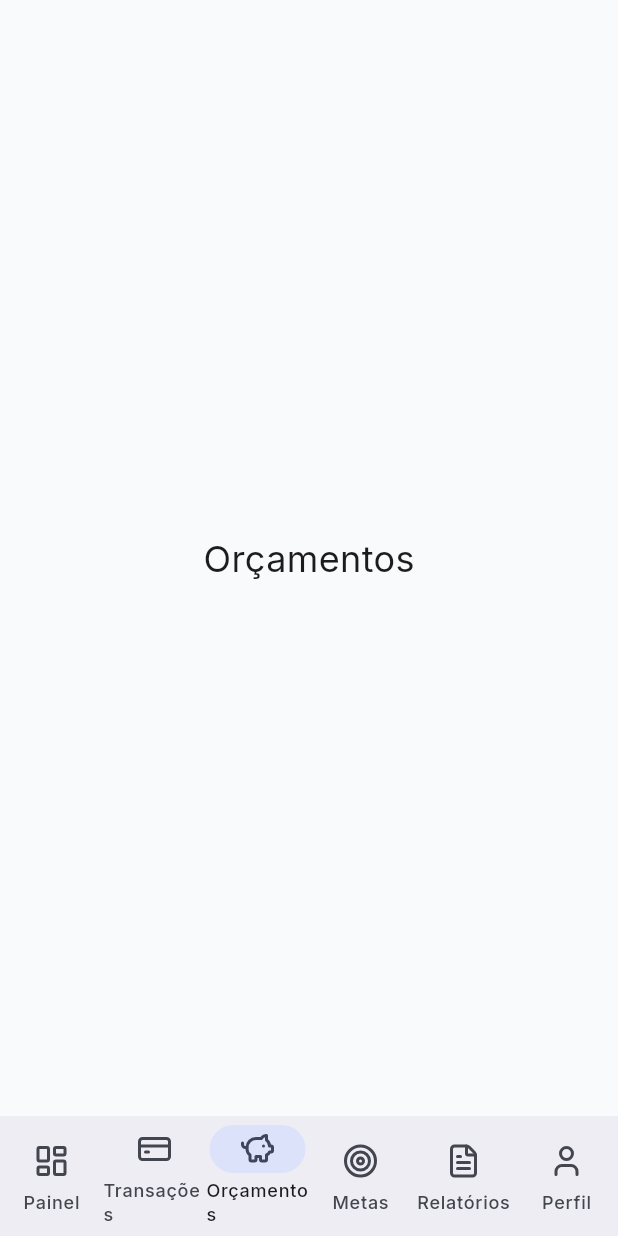
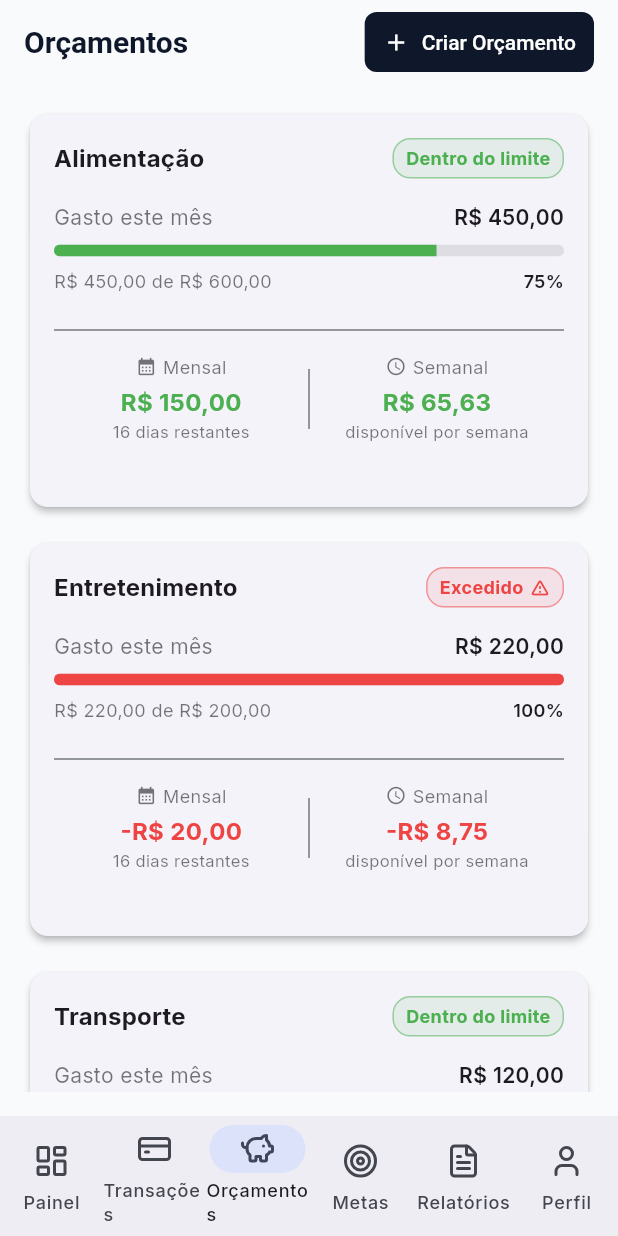
Before and after one commit to Isabela-CP/PlanejaAi, a Flutter app: the BudgetsScreen screen opened by its route, on a phone screen of 412 x 824 dp. Run offline on Flutter 3.47's test engine with Material 3 defaults, Android fonts, the phone set to English and light mode, and no system bars; drawn by our look-alikes of flutter_animate; our stand-ins replace fl_chart, go_router, google_fonts, lucide_icons.

Commit message:
feat: implementar tela de orçamentos e indicadores de progresso

```diff
--- /dev/null
+++ b/planeja_ai/lib/core/models/budget.dart
@@ -0,0 +1,42 @@
+class Budget {
+  final String id;
+  final String category;
+  final double monthlyLimit;
+  final double spent;
+  final DateTime createdAt;
+
+  Budget({
+    required this.id,
+    required this.category,
+    required this.monthlyLimit,
+    required this.spent,
+    required this.createdAt,
+  });
+
+  double get progressPercentage {
+    if (monthlyLimit == 0) return 100.0;
+    return (spent / monthlyLimit * 100).clamp(0.0, 100.0);
+  }
+
+  double get monthlyRemaining => monthlyLimit - spent;
+
+  int get daysLeftInMonth {
+    final now = DateTime.now();
+    final nextMonth = DateTime(now.year, now.month + 1, 1);
+    return nextMonth.difference(now).inDays;
+  }
+
+  double get weeklyRemaining {
+    final daysLeft = daysLeftInMonth;
+    final weeksLeft = daysLeft / 7.0;
+    if (weeksLeft <= 0) return monthlyRemaining;
+    return monthlyRemaining / weeksLeft;
+  }
+
+  String get statusLabel {
+    final ratio = spent / monthlyLimit;
+    if (ratio >= 1.0) return 'Excedido';
+    if (ratio >= 0.8) return 'Atenção';
+    return 'Dentro do limite';
+  }
+}
--- a/planeja_ai/lib/screens/budgets_screen.dart
+++ b/planeja_ai/lib/screens/budgets_screen.dart
@@ -1,13 +1,141 @@
 import 'package:flutter/material.dart';
+import 'package:flutter_animate/flutter_animate.dart';
+import '../core/models/budget.dart';
+import '../widgets/budget_card.dart';
+import '../widgets/budget_form.dart';
 
-class BudgetsScreen extends StatelessWidget {
-  const BudgetsScreen({super.key});
+class BudgetsScreen extends StatefulWidget {
+  const BudgetsScreen({Key? key}) : super(key: key);
+
+  @override
+  State<BudgetsScreen> createState() => _BudgetsScreenState();
+}
+
+class _BudgetsScreenState extends State<BudgetsScreen> {
+  bool _showForm = false;
+
+  final List<Budget> _budgets = [
+    Budget(
+      id: '1',
+      category: 'Alimentação',
+      monthlyLimit: 600,
+      spent: 450,
+      createdAt: DateTime(2025, 1, 1),
+    ),
+    Budget(
+      id: '2',
+      category: 'Entretenimento',
+      monthlyLimit: 200,
+      spent: 220,
+      createdAt: DateTime(2025, 1, 1),
+    ),
+    Budget(
+      id: '3',
+      category: 'Transporte',
+      monthlyLimit: 400,
+      spent: 120,
+      createdAt: DateTime(2025, 1, 1),
+    ),
+    Budget(
+      id: '4',
+      category: 'Compras',
+      monthlyLimit: 300,
+      spent: 180,
+      createdAt: DateTime(2025, 1, 1),
+    ),
+  ];
+
+  void _toggleForm() {
+    setState(() {
+      _showForm = !_showForm;
+    });
+  }
+
+  void _handleAddBudget(Budget newBudget) {
+    setState(() {
+      _budgets.add(newBudget);
+      _showForm = false;
+    });
+  }
 
   @override
   Widget build(BuildContext context) {
-    return const Scaffold(
-      body: Center(
-        child: Text('Orçamentos', style: TextStyle(fontSize: 24)),
+    return Scaffold(
+      appBar: AppBar(
+        title: const Text('Orçamentos'),
+        actions: [
+          Padding(
+            padding: const EdgeInsets.only(right: 16.0),
+            child: ElevatedButton.icon(
+              icon: Icon(_showForm ? Icons.close : Icons.add, size: 18),
+              label: Text(_showForm ? 'Fechar' : 'Criar Orçamento'),
+              style: ElevatedButton.styleFrom(
+                padding: const EdgeInsets.symmetric(horizontal: 12, vertical: 0),
+              ),
+              onPressed: _toggleForm,
+            ),
+          ),
+        ],
+      ),
+      body: Padding(
+        padding: const EdgeInsets.all(16.0),
+        child: Column(
+          children: [
+            // Condicional de Formulario
+            if (_showForm)
+              BudgetForm(
+                currentBudgets: _budgets,
+                onAddBudget: _handleAddBudget,
+                onCancel: _toggleForm,
+              ).animate()
+               .fade(duration: 300.ms)
+               .slideY(begin: -0.1, end: 0, duration: 300.ms, curve: Curves.easeOut),
+
+            // Lista Restante
+            Expanded(
+              child: _budgets.isEmpty
+                  ? Center(
+                      child: Column(
+                        mainAxisAlignment: MainAxisAlignment.center,
+                        children: [
+                          Icon(
+                            Icons.savings_outlined,
+                            size: 64,
+                            color: Theme.of(context).colorScheme.onSurface.withOpacity(0.4)
+                          ),
+                          const SizedBox(height: 16),
+                          Text(
+                            'Nenhum orçamento criado ainda.\nCrie seu primeiro orçamento para começar a acompanhar seus gastos!',
+                            textAlign: TextAlign.center,
+                            style: TextStyle(color: Theme.of(context).colorScheme.onSurface.withOpacity(0.6)),
+                          ),
+                        ],
+                      ).animate().fade(duration: 400.ms).scale(begin: const Offset(0.9, 0.9)),
+                    )
+                  : LayoutBuilder(
+                      builder: (context, constraints) {
+                        int crossAxisCount = constraints.maxWidth > 600 ? 2 : 1;
+
+                        return GridView.builder(
+                          gridDelegate: SliverGridDelegateWithFixedCrossAxisCount(
+                            crossAxisCount: crossAxisCount,
+                            crossAxisSpacing: 16,
+                            mainAxisSpacing: 16,
+                            mainAxisExtent: 270,
+                          ),
+                          itemCount: _budgets.length,
+                          itemBuilder: (context, index) {
+                            return BudgetCard(budget: _budgets[index])
+                                .animate()
+                                .fade(duration: 400.ms, delay: (50 * index).ms)
+                                .slideY(begin: 0.1, end: 0, duration: 400.ms, curve: Curves.easeOut);
+                          },
+                        );
+                      },
+                    ),
+            ),
+          ],
+        ),
       ),
     );
   }
--- /dev/null
+++ b/planeja_ai/lib/widgets/budget_card.dart
@@ -0,0 +1,178 @@
+import 'package:flutter/material.dart';
+import 'package:intl/intl.dart';
+import '../core/models/budget.dart';
+
+class BudgetCard extends StatelessWidget {
+  final Budget budget;
+
+  const BudgetCard({Key? key, required this.budget}) : super(key: key);
+
+  @override
+  Widget build(BuildContext context) {
+    final currencyFormatter = NumberFormat.currency(locale: 'pt_BR', symbol: 'R\$');
+
+    final ratio = budget.spent / budget.monthlyLimit;
+    final isDanger = ratio >= 1.0;
+    final isWarning = !isDanger && ratio >= 0.8;
+
+    final theme = Theme.of(context);
+    final statusColor = isDanger
+        ? theme.colorScheme.error
+        : isWarning ? Colors.orange : Colors.green;
+
+    final progressValue = budget.progressPercentage / 100.0;
+
+    final mutedColor = theme.colorScheme.onSurface.withOpacity(0.6);
+
+    return Card(
+      elevation: 2,
+      shape: RoundedRectangleBorder(borderRadius: BorderRadius.circular(12)),
+      child: Padding(
+        padding: const EdgeInsets.all(16.0),
+        child: Column(
+          crossAxisAlignment: CrossAxisAlignment.start,
+          children: [
+            // Cabeçalho da categoria e status
+            Row(
+              mainAxisAlignment: MainAxisAlignment.spaceBetween,
+              children: [
+                Text(
+                  budget.category,
+                  style: theme.textTheme.titleMedium?.copyWith(
+                    fontWeight: FontWeight.bold,
+                  ),
+                ),
+                Container(
+                  padding: const EdgeInsets.symmetric(horizontal: 8, vertical: 4),
+                  decoration: BoxDecoration(
+                    color: statusColor.withOpacity(0.1),
+                    borderRadius: BorderRadius.circular(12),
+                    border: Border.all(color: statusColor.withOpacity(0.5)),
+                  ),
+                  child: Row(
+                    children: [
+                      Text(
+                        budget.statusLabel,
+                        style: TextStyle(
+                          color: statusColor,
+                          fontSize: 12,
+                          fontWeight: FontWeight.bold,
+                        ),
+                      ),
+                      if (isDanger || isWarning) ...[
+                        const SizedBox(width: 4),
+                        Icon(Icons.warning_amber_rounded, size: 14, color: statusColor),
+                      ]
+                    ],
+                  ),
+                ),
+              ],
+            ),
+            const SizedBox(height: 16),
+
+            // Usado e Limite Mensal
+            Row(
+              mainAxisAlignment: MainAxisAlignment.spaceBetween,
+              children: [
+                Text('Gasto este mês', style: theme.textTheme.bodyMedium?.copyWith(color: mutedColor)),
+                Text(currencyFormatter.format(budget.spent), style: const TextStyle(fontWeight: FontWeight.w600)),
+              ],
+            ),
+            const SizedBox(height: 8),
+
+            // Barra de Progresso
+            ClipRRect(
+              borderRadius: BorderRadius.circular(4),
+              child: LinearProgressIndicator(
+                value: progressValue,
+                minHeight: 8,
+                backgroundColor: theme.colorScheme.onSurface.withOpacity(0.1),
+                valueColor: AlwaysStoppedAnimation<Color>(statusColor),
+              ),
+            ),
+            const SizedBox(height: 8),
+
+            // Detalhes Abaixo da Barra
+            Row(
+              mainAxisAlignment: MainAxisAlignment.spaceBetween,
+              children: [
+                Text(
+                  '${currencyFormatter.format(budget.spent)} de ${currencyFormatter.format(budget.monthlyLimit)}',
+                  style: TextStyle(color: mutedColor, fontSize: 12),
+                ),
+                Text(
+                  '${budget.progressPercentage.toStringAsFixed(0)}%',
+                  style: const TextStyle(fontWeight: FontWeight.w600, fontSize: 12),
+                ),
+              ],
+            ),
+            const SizedBox(height: 16),
+            Divider(color: theme.dividerColor),
+            const SizedBox(height: 8),
+
+            // Disponível Mensal e Semanal
+            Row(
+              children: [
+                Expanded(
+                  child: Column(
+                    children: [
+                      Row(
+                        mainAxisAlignment: MainAxisAlignment.center,
+                        children: [
+                          Icon(Icons.calendar_month, size: 14, color: mutedColor),
+                          const SizedBox(width: 4),
+                          Text('Mensal', style: TextStyle(color: mutedColor, fontSize: 12)),
+                        ],
+                      ),
+                      const SizedBox(height: 4),
+                      Text(
+                        currencyFormatter.format(budget.monthlyRemaining),
+                        style: TextStyle(
+                          fontSize: 16,
+                          fontWeight: FontWeight.bold,
+                          color: budget.monthlyRemaining >= 0 ? Colors.green : theme.colorScheme.error,
+                        ),
+                      ),
+                      Text(
+                        '${budget.daysLeftInMonth} dias restantes',
+                        style: TextStyle(color: mutedColor, fontSize: 11),
+                      ),
+                    ],
+                  ),
+                ),
+                Container(width: 1, height: 40, color: theme.dividerColor),
+                Expanded(
+                  child: Column(
+                    children: [
+                      Row(
+                        mainAxisAlignment: MainAxisAlignment.center,
+                        children: [
+                          Icon(Icons.access_time, size: 14, color: mutedColor),
+                          const SizedBox(width: 4),
+                          Text('Semanal', style: TextStyle(color: mutedColor, fontSize: 12)),
+                        ],
+                      ),
+                      const SizedBox(height: 4),
+                      Text(
+                        currencyFormatter.format(budget.weeklyRemaining),
+                        style: TextStyle(
+                          fontSize: 16,
+                          fontWeight: FontWeight.bold,
+                          color: budget.weeklyRemaining >= 0 ? Colors.green : theme.colorScheme.error,
+                        ),
+                      ),
+                      Text(
+                        'disponível por semana',
+                        style: TextStyle(color: mutedColor, fontSize: 11),
+                      ),
+                    ],
+                  ),
+                ),
+              ],
+            ),
+          ],
+        ),
+      ),
+    );
+  }
+}
```
Also changed, not shown: planeja_ai/lib/widgets/budget_form.dart (added, +214 -0 lines).
